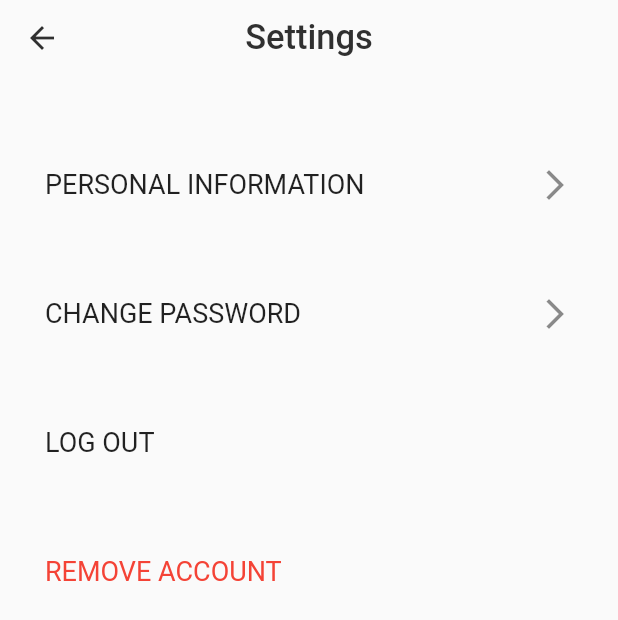
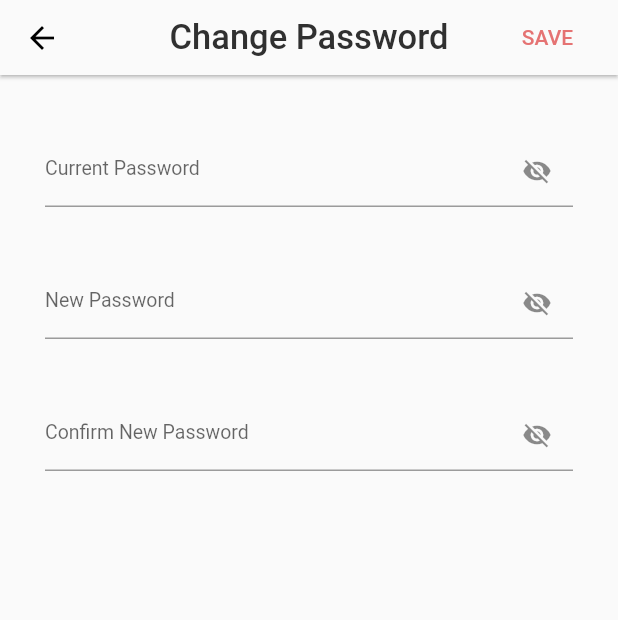
Before and after one commit to i-jared/whatado-flutter, a Flutter app: the Settings screen opened directly, after a tap on "CHANGE PASSWORD", on a phone screen of 412 x 824 dp. Shown: the top 620 px of the screen. Run offline on Flutter 3.47's test engine with Material 2 defaults, Android fonts, the phone set to English and light mode, and no system bars; our stand-ins replace expandable_text, flutter_lorem, pull_to_refresh; network calls fail.

Commit message:
change password screen

```diff
--- /dev/null
+++ b/lib/screens/home/change_password.dart
@@ -0,0 +1,55 @@
+import 'package:flutter/material.dart';
+import 'package:whatado/widgets/home/edit_my_profile_app_bar.dart';
+import 'package:whatado/widgets/input/my_password_field.dart';
+
+class ChangePassword extends StatefulWidget {
+  @override
+  _ChangePasswordState createState() => _ChangePasswordState();
+}
+
+class _ChangePasswordState extends State<ChangePassword> {
+  late final TextEditingController currentPasswordController;
+  late final TextEditingController newPasswordController;
+  late final TextEditingController confirmNewPasswordController;
+
+  @override
+  void initState() {
+    currentPasswordController = TextEditingController();
+    newPasswordController = TextEditingController();
+    confirmNewPasswordController = TextEditingController();
+    super.initState();
+  }
+
+  @override
+  Widget build(BuildContext context) {
+    return Scaffold(
+      appBar: SavingAppBar(title: 'Change Password', onSave: () => null),
+      body: Form(
+          child: Padding(
+        padding: EdgeInsets.symmetric(horizontal: 30.0),
+        child: Column(
+          children: [
+            SizedBox(height: 20),
+            Padding(
+              padding: const EdgeInsets.symmetric(vertical: 20.0),
+              child: MyPasswordField(
+                  hintText: 'Current Password',
+                  controller: currentPasswordController),
+            ),
+            Padding(
+              padding: const EdgeInsets.symmetric(vertical: 20.0),
+              child: MyPasswordField(
+                  hintText: 'New Password', controller: newPasswordController),
+            ),
+            Padding(
+              padding: const EdgeInsets.symmetric(vertical: 20.0),
+              child: MyPasswordField(
+                  hintText: 'Confirm New Password',
+                  controller: confirmNewPasswordController),
+            ),
+          ],
+        ),
+      )),
+    );
+  }
+}
--- a/lib/screens/home/edit_my_profile.dart
+++ b/lib/screens/home/edit_my_profile.dart
@@ -39,7 +39,7 @@ class _EditMyProfileState extends State<EditMyProfile> {
         (MediaQuery.of(context).size.width - (padding + imageSpacing) * 2) /
             3.0;
     return Scaffold(
-      appBar: EditMyProfileAppBar(),
+      appBar: SavingAppBar(title: 'Edit Profile', onSave: () => null),
       body: SingleChildScrollView(
           child: Padding(
         padding: EdgeInsets.symmetric(horizontal: padding),
--- a/lib/screens/home/settings.dart
+++ b/lib/screens/home/settings.dart
@@ -1,4 +1,5 @@
 import 'package:flutter/material.dart';
+import 'package:whatado/screens/home/change_password.dart';
 import 'package:whatado/widgets/home/appbars/default_app_bar.dart';
 import 'package:whatado/widgets/settings/settings_item.dart';
 
@@ -11,7 +12,10 @@ class Settings extends StatelessWidget {
         children: [
           SizedBox(height: 30),
           SettingsItem(title: 'PERSONAL INFORMATION', onPressed: () => null),
-          SettingsItem(title: 'CHANGE PASSWORD', onPressed: () => null),
+          SettingsItem(
+              title: 'CHANGE PASSWORD',
+              onPressed: () => Navigator.push(context,
+                  MaterialPageRoute(builder: (context) => ChangePassword()))),
           SettingsItem(
             title: 'LOG OUT',
             onPressed: () => null,
--- a/lib/widgets/home/edit_my_profile_app_bar.dart
+++ b/lib/widgets/home/edit_my_profile_app_bar.dart
@@ -1,7 +1,9 @@
 import 'package:flutter/material.dart';
 
-class EditMyProfileAppBar extends StatelessWidget
-    implements PreferredSizeWidget {
+class SavingAppBar extends StatelessWidget implements PreferredSizeWidget {
+  final String title;
+  final Function() onSave;
+  SavingAppBar({required this.title, required this.onSave});
   @override
   Size get preferredSize => Size.fromHeight(50.0);
 
@@ -10,8 +12,8 @@ class EditMyProfileAppBar extends StatelessWidget
     return AppBar(
       iconTheme: IconThemeData(color: Colors.black),
       backgroundColor: Colors.grey[50],
-      title: Text('Edit Profile',
-          style: TextStyle(fontSize: 23, color: Colors.grey[850])),
+      title:
+          Text(title, style: TextStyle(fontSize: 23, color: Colors.grey[850])),
       centerTitle: true,
       elevation: 1.0,
       actions: [
@@ -19,7 +21,7 @@ class EditMyProfileAppBar extends StatelessWidget
           padding: const EdgeInsets.only(right: 15.0),
           child: TextButton(
               child: Text('SAVE', style: TextStyle(color: Colors.red[300])),
-              onPressed: () => null),
+              onPressed: onSave),
         ),
       ],
     );
--- a/lib/widgets/input/my_password_field.dart
+++ b/lib/widgets/input/my_password_field.dart
@@ -2,7 +2,8 @@ import 'package:flutter/material.dart';
 
 class MyPasswordField extends StatefulWidget {
   final hintText;
-  MyPasswordField({required this.hintText});
+  final TextEditingController? controller;
+  MyPasswordField({required this.hintText, this.controller});
   @override
   State<StatefulWidget> createState() => _MyPasswordFieldState();
 }
@@ -13,6 +14,7 @@ class _MyPasswordFieldState extends State<MyPasswordField> {
   @override
   Widget build(BuildContext context) {
     return TextFormField(
+      controller: widget.controller,
       obscureText: passwordHidden,
       decoration: InputDecoration(
         suffixIcon: IconButton(
```
